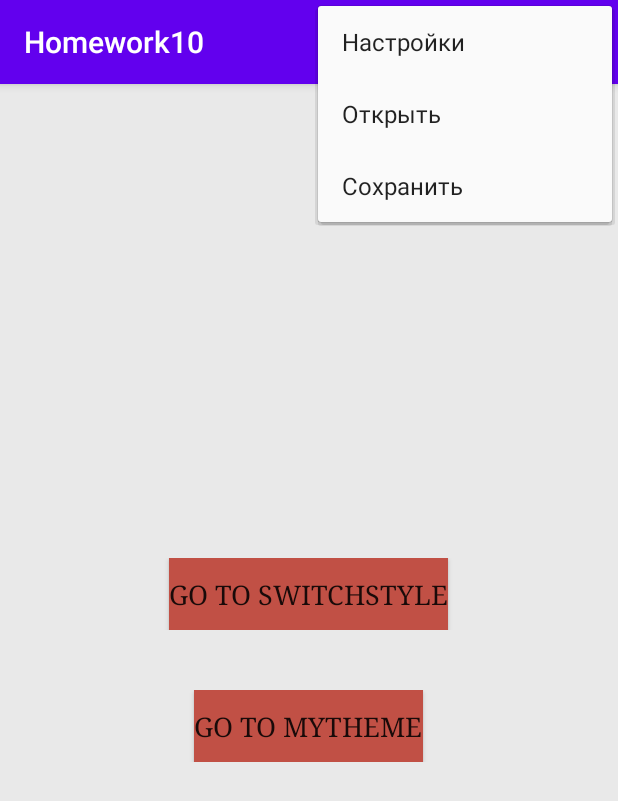
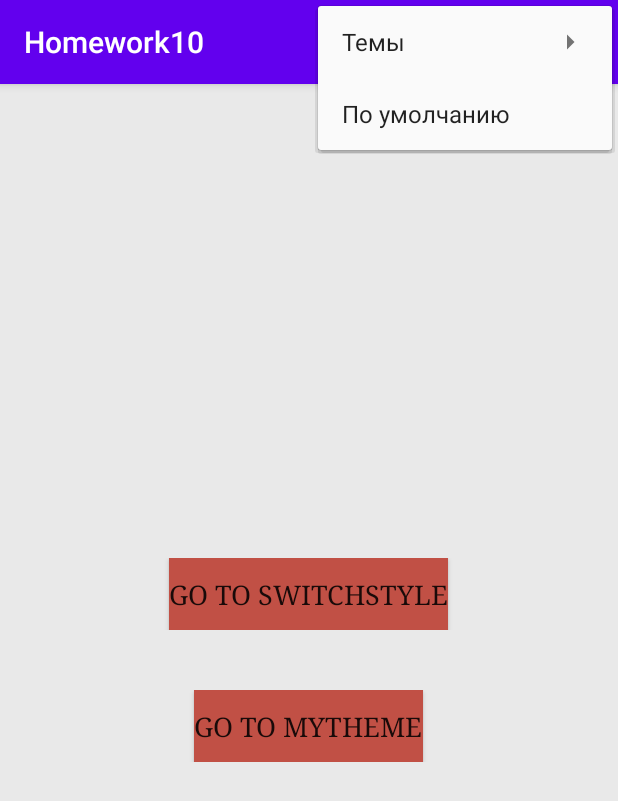
Before and after one commit to Papagrand/AndroidDevelopment, an Android app: the screen it shows after launch (MainActivity), with the options menu open, on a phone screen of 412 x 824 dp. Shown: the top 801 px of the screen. Run offline under Robolectric (Android 15) with nearby library versions, the phone set to English and light mode, and no system bars.

Commit message:
done 10th Homework

```diff
--- a/homework10/src/main/res/layout/activity_main.xml
+++ b/homework10/src/main/res/layout/activity_main.xml
@@ -1,5 +1,7 @@
 <?xml version="1.0" encoding="utf-8"?>
-<LinearLayout xmlns:android="http://schemas.android.com/apk/res/android"
+<LinearLayout
+    android:id="@+id/Lay"
+    xmlns:android="http://schemas.android.com/apk/res/android"
     xmlns:tools="http://schemas.android.com/tools"
     android:layout_width="match_parent"
     android:layout_height="match_parent"
--- a/homework10/src/main/res/menu/main_menu.xml
+++ b/homework10/src/main/res/menu/main_menu.xml
@@ -1,15 +1,33 @@
 <?xml version="1.0" encoding="utf-8"?>
 <menu xmlns:android="http://schemas.android.com/apk/res/android">
         <item
-        android:id="@+id/action_settings"
+            android:id="@+id/pickTheme"
+            android:title="Темы"
+            android:orderInCategory="1">
+
+                <menu>
+                        <group android:checkableBehavior="single">
+                                <item
+                                    android:id="@+id/Light_theme"
                                     android:orderInCategory="1"
-        android:title="Настройки" />
+                                    android:title="Светлая тема"
+                                    android:checked="true"
+                                    />
                                 <item
-        android:id="@+id/save_settings"
+                                    android:id="@+id/Dark_theme"
+                                    android:orderInCategory="2"
+                                    android:title="Темная тема" />
+                                <item
+                                    android:id="@+id/LightPurple_theme"
                                     android:orderInCategory="3"
-        android:title="Сохранить" />
+                                    android:title="Лиловая тема" />
+                        </group>
+
+                </menu>
+        </item>
         <item
-        android:id="@+id/open_settings"
+            android:id="@+id/themeDefault"
             android:orderInCategory="2"
-        android:title="Открыть" />
+            android:title="По умолчанию"/>
+
 </menu>
--- a/homework10/src/main/res/values/colors.xml
+++ b/homework10/src/main/res/values/colors.xml
@@ -2,9 +2,12 @@
 <resources>
     <color name="purple_200">#FFBB86FC</color>
     <color name="purple_500">#FF6200EE</color>
+    <color name="Lavender">#E696FA</color>
     <color name="purple_700">#FF3700B3</color>
     <color name="teal_200">#FF03DAC5</color>
     <color name="teal_700">#FF018786</color>
     <color name="black">#FF000000</color>
+    <color name="darkSlateGrey">#3F3F4F</color>
+    <color name="lightTheme">#e9e9e9</color>
     <color name="white">#FFFFFFFF</color>
 </resources>
```
Also changed, not shown: homework10/src/main/java/com/example/homework10/MainActivity.java (+72 -0 lines). Lines whose indentation alone changed are shown as unchanged.
